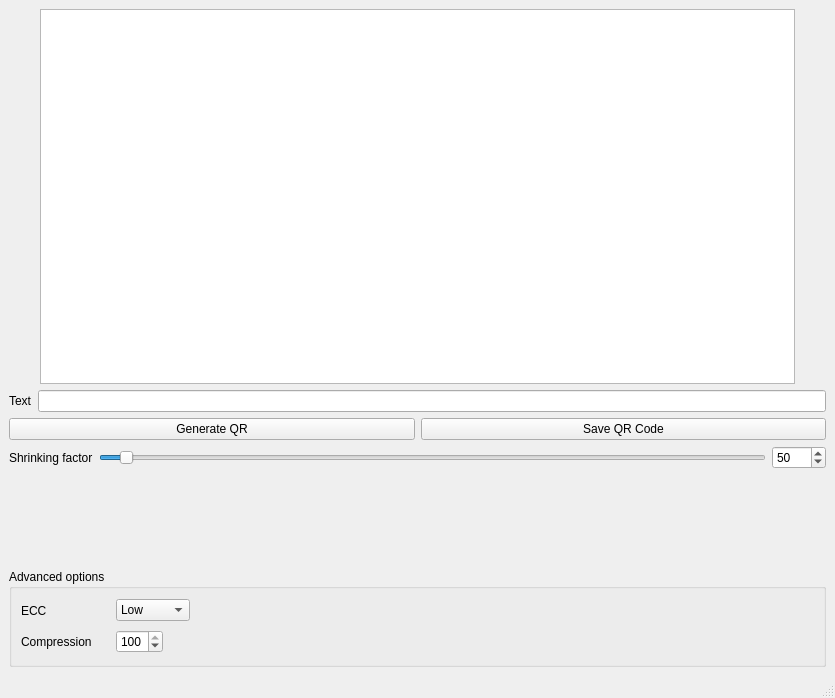
lluisalemanypuig/qr-encoder, file src/mainwindow.ui: the form before one commit.
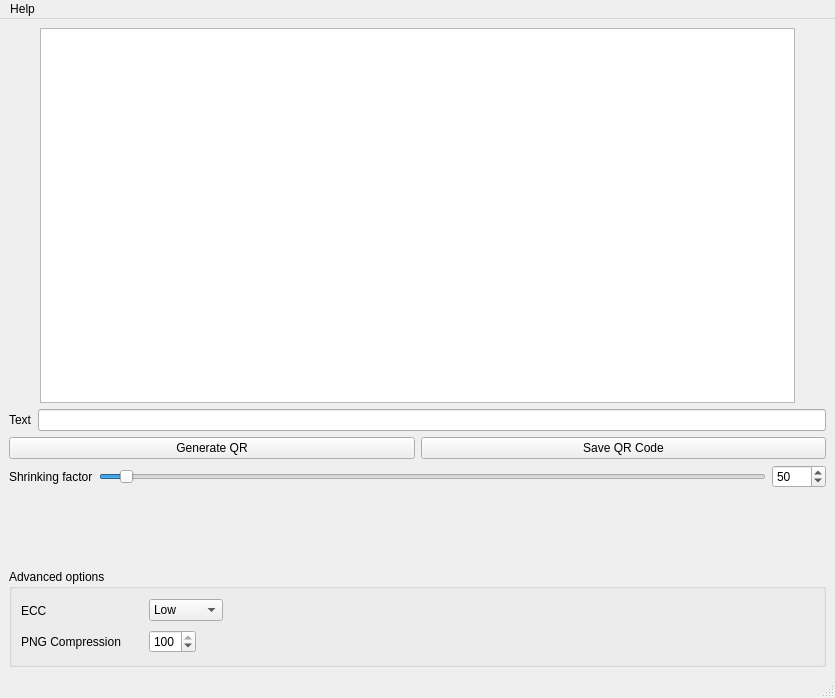
The form after the commit. Custom widgets are drawn as their Qt base class.

Commit message: Added 'Usage' and 'About' pop-up menus

What changed in the file:
```diff
--- a/src/mainwindow.ui
+++ b/src/mainwindow.ui
@@ -183,7 +183,7 @@
           <widget class="QLabel" name="label_2">
            <property name="minimumSize">
             <size>
-             <width>89</width>
+             <width>122</width>
              <height>25</height>
             </size>
            </property>
@@ -240,12 +240,12 @@
           <widget class="QLabel" name="label_3">
            <property name="minimumSize">
             <size>
-             <width>89</width>
+             <width>122</width>
              <height>26</height>
             </size>
            </property>
            <property name="text">
-            <string>Compression</string>
+            <string>PNG Compression</string>
            </property>
           </widget>
          </item>
@@ -288,6 +288,14 @@
      <height>22</height>
     </rect>
    </property>
+   <widget class="QMenu" name="menuHelp">
+    <property name="title">
+     <string>Help</string>
+    </property>
+    <addaction name="actionUsage_2"/>
+    <addaction name="actionAbout_2"/>
+   </widget>
+   <addaction name="menuHelp"/>
   </widget>
   <widget class="QStatusBar" name="statusbar"/>
   <action name="actionUsage">
```
Left out of the diff: 80 changed lines with no effect on the pictures. The commit also changes 2 other files.
